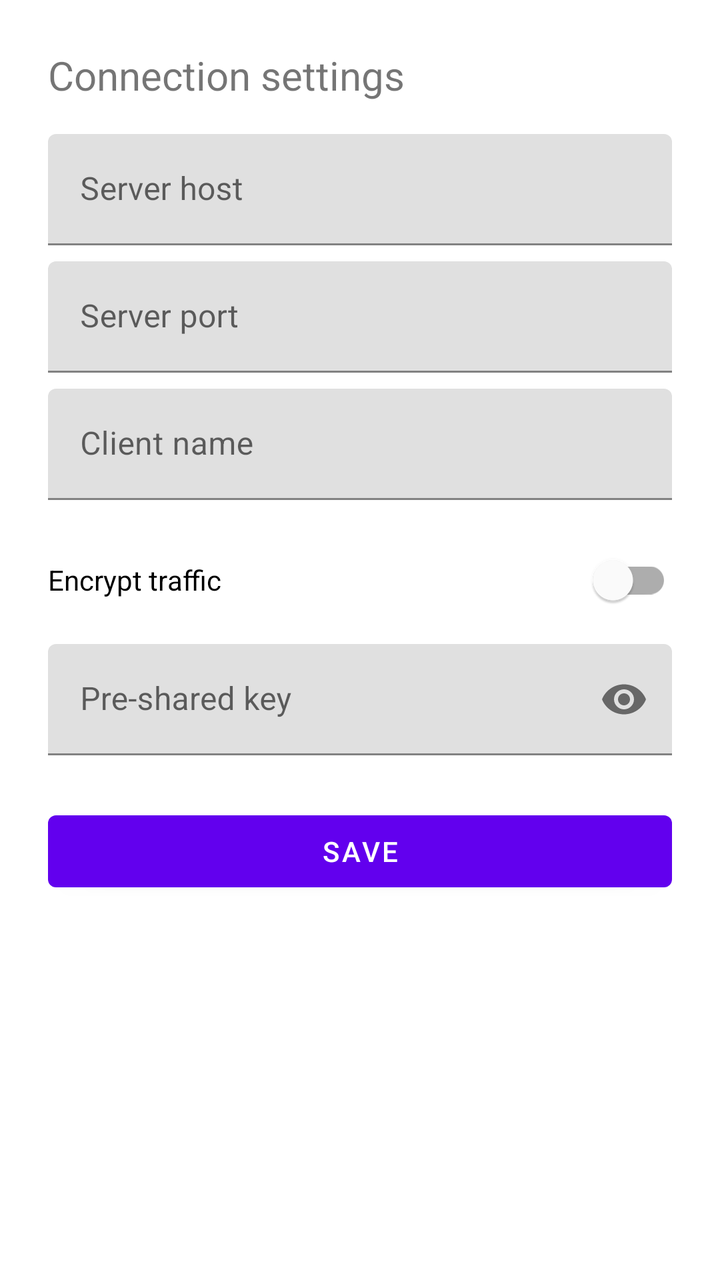
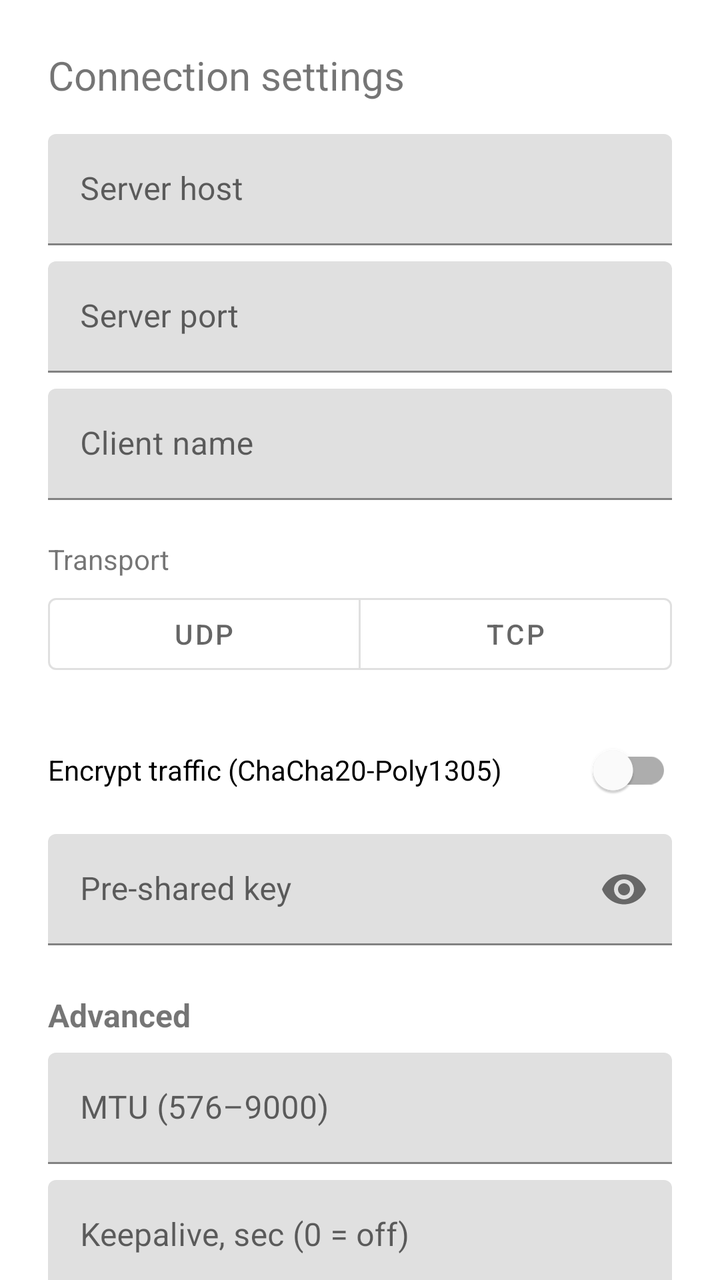

The first picture is an Android layout as it rendered before a commit; the second is the same layout after the commit. The layout source and the unified diff follow.
<!-- AndroidManifest.xml: fallback theme Theme.MaterialComponents.DayNight.NoActionBar -->
<!-- res/layout/bottom_sheet_settings.xml -->
<?xml version="1.0" encoding="utf-8"?>
<androidx.core.widget.NestedScrollView
    xmlns:android="http://schemas.android.com/apk/res/android"
    xmlns:app="http://schemas.android.com/apk/res-auto"
    android:layout_width="match_parent"
    android:layout_height="wrap_content">

    <LinearLayout
        android:layout_width="match_parent"
        android:layout_height="wrap_content"
        android:orientation="vertical"
        android:padding="24dp">

        <TextView
            android:layout_width="wrap_content"
            android:layout_height="wrap_content"
            android:text="@string/settings_title"
            android:textSize="20sp"
            android:paddingBottom="16dp" />

        <com.google.android.material.textfield.TextInputLayout
            android:layout_width="match_parent"
            android:layout_height="wrap_content"
            android:hint="@string/server_host">

            <com.google.android.material.textfield.TextInputEditText
                android:id="@+id/input_server_host"
                android:layout_width="match_parent"
                android:layout_height="wrap_content"
                android:inputType="textUri"
                android:maxLines="1" />
        </com.google.android.material.textfield.TextInputLayout>

        <com.google.android.material.textfield.TextInputLayout
            android:layout_width="match_parent"
            android:layout_height="wrap_content"
            android:layout_marginTop="8dp"
            android:hint="@string/server_port">

            <com.google.android.material.textfield.TextInputEditText
                android:id="@+id/input_server_port"
                android:layout_width="match_parent"
                android:layout_height="wrap_content"
                android:inputType="number"
                android:maxLines="1" />
        </com.google.android.material.textfield.TextInputLayout>

        <com.google.android.material.textfield.TextInputLayout
            android:layout_width="match_parent"
            android:layout_height="wrap_content"
            android:layout_marginTop="8dp"
            android:hint="@string/client_name">

            <com.google.android.material.textfield.TextInputEditText
                android:id="@+id/input_name"
                android:layout_width="match_parent"
                android:layout_height="wrap_content"
                android:inputType="text"
                android:maxLines="1" />
        </com.google.android.material.textfield.TextInputLayout>

        <com.google.android.material.switchmaterial.SwitchMaterial
            android:id="@+id/switch_encrypt"
            android:layout_width="match_parent"
            android:layout_height="wrap_content"
            android:layout_marginTop="16dp"
            android:text="@string/encrypt" />

        <com.google.android.material.textfield.TextInputLayout
            android:id="@+id/layout_psk"
            android:layout_width="match_parent"
            android:layout_height="wrap_content"
            android:layout_marginTop="8dp"
            android:hint="@string/psk"
            app:endIconMode="password_toggle">

            <com.google.android.material.textfield.TextInputEditText
                android:id="@+id/input_psk"
                android:layout_width="match_parent"
                android:layout_height="wrap_content"
                android:inputType="textPassword"
                android:maxLines="1" />
        </com.google.android.material.textfield.TextInputLayout>

        <com.google.android.material.button.MaterialButton
            android:id="@+id/btn_save"
            android:layout_width="match_parent"
            android:layout_height="wrap_content"
            android:layout_marginTop="24dp"
            android:text="@string/save" />
    </LinearLayout>
</androidx.core.widget.NestedScrollView>
<!-- resources referenced by this layout -->
<resources>
  <string name="client_name">Client name</string>
  <string name="encrypt">Encrypt traffic</string>
  <string name="psk">Pre-shared key</string>
  <string name="save">Save</string>
  <string name="server_host">Server host</string>
  <string name="server_port">Server port</string>
  <string name="settings_title">Connection settings</string>
</resources>

<!-- the commit's change to res/layout/bottom_sheet_settings.xml (unified diff, before → after) -->
@@ -59,11 +59,44 @@
                 android:maxLines="1" />
         </com.google.android.material.textfield.TextInputLayout>
 
+        
+        <TextView
+            android:layout_width="wrap_content"
+            android:layout_height="wrap_content"
+            android:layout_marginTop="20dp"
+            android:text="@string/transport"
+            android:textSize="14sp" />
+
+        <com.google.android.material.button.MaterialButtonToggleGroup
+            android:id="@+id/group_transport"
+            android:layout_width="match_parent"
+            android:layout_height="wrap_content"
+            android:layout_marginTop="4dp"
+            app:singleSelection="true"
+            app:selectionRequired="true">
+
+            <com.google.android.material.button.MaterialButton
+                android:id="@+id/btn_udp"
+                style="?attr/materialButtonOutlinedStyle"
+                android:layout_width="0dp"
+                android:layout_height="wrap_content"
+                android:layout_weight="1"
+                android:text="@string/transport_udp" />
+
+            <com.google.android.material.button.MaterialButton
+                android:id="@+id/btn_tcp"
+                style="?attr/materialButtonOutlinedStyle"
+                android:layout_width="0dp"
+                android:layout_height="wrap_content"
+                android:layout_weight="1"
+                android:text="@string/transport_tcp" />
+        </com.google.android.material.button.MaterialButtonToggleGroup>
+
         <com.google.android.material.switchmaterial.SwitchMaterial
             android:id="@+id/switch_encrypt"
             android:layout_width="match_parent"
             android:layout_height="wrap_content"
-            android:layout_marginTop="16dp"
+            android:layout_marginTop="20dp"
             android:text="@string/encrypt" />
 
         <com.google.android.material.textfield.TextInputLayout
@@ -82,6 +115,57 @@
                 android:maxLines="1" />
         </com.google.android.material.textfield.TextInputLayout>
 
+        
+        <TextView
+            android:layout_width="wrap_content"
+            android:layout_height="wrap_content"
+            android:layout_marginTop="24dp"
+            android:text="@string/advanced"
+            android:textSize="16sp"
+            android:textStyle="bold" />
+
+        <com.google.android.material.textfield.TextInputLayout
+            android:layout_width="match_parent"
+            android:layout_height="wrap_content"
+            android:layout_marginTop="8dp"
+            android:hint="@string/mtu">
+
+            <com.google.android.material.textfield.TextInputEditText
+                android:id="@+id/input_mtu"
+                android:layout_width="match_parent"
+                android:layout_height="wrap_content"
+                android:inputType="number"
+                android:maxLines="1" />
+        </com.google.android.material.textfield.TextInputLayout>
+
+        <com.google.android.material.textfield.TextInputLayout
+            android:layout_width="match_parent"
+            android:layout_height="wrap_content"
+            android:layout_marginTop="8dp"
+            android:hint="@string/keepalive">
+
+            <com.google.android.material.textfield.TextInputEditText
+                android:id="@+id/input_keepalive"
+                android:layout_width="match_parent"
+                android:layout_height="wrap_content"
+                android:inputType="number"
+                android:maxLines="1" />
+        </com.google.android.material.textfield.TextInputLayout>
+
+        <com.google.android.material.textfield.TextInputLayout
+            android:layout_width="match_parent"
+            android:layout_height="wrap_content"
+            android:layout_marginTop="8dp"
+            android:hint="@string/server_timeout">
+
+            <com.google.android.material.textfield.TextInputEditText
+                android:id="@+id/input_server_timeout"
+                android:layout_width="match_parent"
+                android:layout_height="wrap_content"
+                android:inputType="number"
+                android:maxLines="1" />
+        </com.google.android.material.textfield.TextInputLayout>
+
         <com.google.android.material.button.MaterialButton
             android:id="@+id/btn_save"
             android:layout_width="match_parent"
<!-- resource entries referenced after the edit -->
@@ -1,11 +1,18 @@
 <!-- resources referenced by this layout -->
 <resources>
+  <string name="advanced">Advanced</string>
   <string name="client_name">Client name</string>
-  <string name="encrypt">Encrypt traffic</string>
+  <string name="encrypt">Encrypt traffic (ChaCha20-Poly1305)</string>
+  <string name="keepalive">Keepalive, sec (0 = off)</string>
+  <string name="mtu">MTU (576–9000)</string>
   <string name="psk">Pre-shared key</string>
   <string name="save">Save</string>
   <string name="server_host">Server host</string>
   <string name="server_port">Server port</string>
+  <string name="server_timeout">Server timeout, sec (5–3600)</string>
   <string name="settings_title">Connection settings</string>
+  <string name="transport">Transport</string>
+  <string name="transport_tcp">TCP</string>
+  <string name="transport_udp">UDP</string>
 </resources>
 
